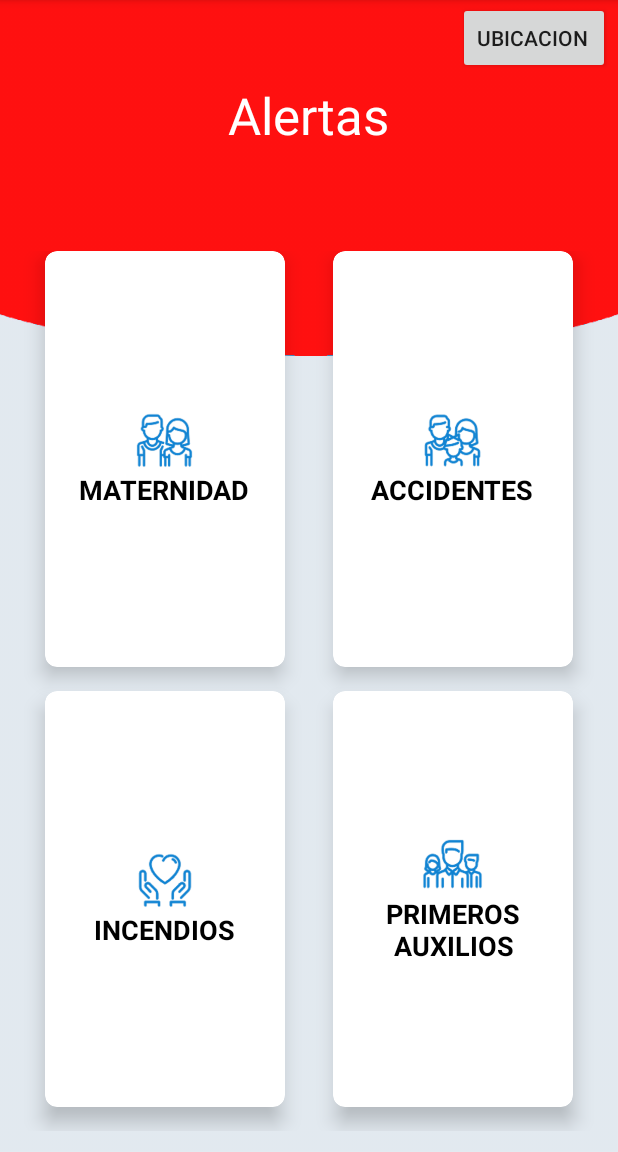
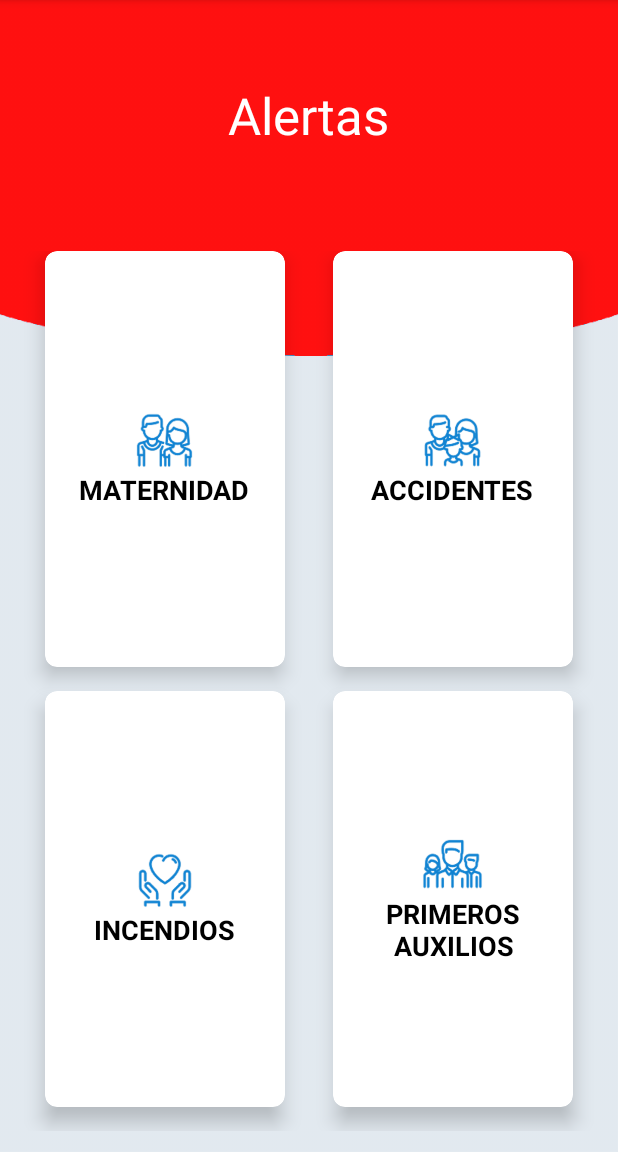
Before and after one commit to wWGonzalez/Bombero, an Android app: the MainActivity screen opened directly, with no data from a screen before it, on a phone screen of 412 x 824 dp, the part 84-1236 px from its top. Run offline under Robolectric (Android 15) with nearby library versions, the phone set to English and light mode, and no system bars; 1 statement that could not run was skipped.

Commit message:
Limpeza
boton de ubicacion borrado
Creacion de botones y boton atras

```diff
--- a/app/src/main/AndroidManifest.xml
+++ b/app/src/main/AndroidManifest.xml
@@ -22,7 +22,8 @@
                 <category android:name="android.intent.category.LAUNCHER" />
             </intent-filter>
         </activity>
-        <activity android:name=".interfaces.BuscarPersona" />
+        <activity android:name=".interfaces.BuscarPersona"
+            android:parentActivityName=".interfaces.MainActivity"></activity>
         <activity android:name=".interfaces.crearRegistro" />
         <activity android:name=".interfaces.MenuEmergente"></activity>
     </application>
--- a/app/src/main/java/com/example/wer/appclient/interfaces/BuscarPersona.java
+++ b/app/src/main/java/com/example/wer/appclient/interfaces/BuscarPersona.java
@@ -13,6 +13,7 @@ import android.location.LocationProvider;
 import android.os.AsyncTask;
 import android.provider.Settings;
 import android.support.v4.app.ActivityCompat;
+import android.support.v7.app.ActionBar;
 import android.support.v7.app.AppCompatActivity;
 import android.os.Bundle;
 import android.util.Log;
@@ -44,6 +45,7 @@ public class BuscarPersona extends AppCompatActivity {
         setContentView(R.layout.activity_buscar_persona);
         inicializar();
         //Barra Hacia atras
+        getSupportActionBar().setTitle("BuscarPersona");
         getSupportActionBar().setDisplayHomeAsUpEnabled(true);
     }
     public void inicializar(){
--- a/app/src/main/res/layout/activity_main.xml
+++ b/app/src/main/res/layout/activity_main.xml
@@ -16,7 +16,7 @@
         android:text="Usuario: "
         app:layout_constraintEnd_toStartOf="@+id/txtUSer"
         app:layout_constraintStart_toStartOf="parent"
-        app:layout_constraintTop_toTopOf="parent" />
+        app:layout_constraintTop_toTopOf="parent"/>
     <TextView
         android:id="@+id/txtUSer"
         android:layout_width="wrap_content"
@@ -27,17 +27,7 @@
         android:text="TextView"
         app:layout_constraintStart_toEndOf="@+id/textView2"
         app:layout_constraintTop_toTopOf="parent" />
-    <Button
-        android:id="@+id/button2"
-        android:layout_width="wrap_content"
-        android:layout_height="wrap_content"
-        android:layout_marginEnd="5dp"
-        android:layout_marginStart="5dp"
-        android:layout_marginTop="1dp"
-        android:onClick="btn_buscarPersona"
-        android:text="Ubicacion "
-        app:layout_constraintEnd_toEndOf="parent"
-        app:layout_constraintTop_toTopOf="parent" />
+
     <LinearLayout
         android:orientation="vertical"
         android:background="@drawable/bg"
--- a/app/src/main/res/menu/menu_activity.xml
+++ b/app/src/main/res/menu/menu_activity.xml
@@ -3,9 +3,33 @@
     xmlns:app="http://schemas.android.com/apk/res-auto"
     xmlns:tools="http://schemas.android.com/tools" tools:context=".MainActivity">
 
-    <item android:id="@+id/action_settings"
-        android:title="@string/action_settings"
+    <item android:id="@+id/action_alertas"
+        android:title="@string/registro_de_alertas"
         android:orderInCategory="100"
         app:showAsAction="never" />
 
+    <item android:id="@+id/action_pagina_web"
+        android:title="@string/pagina_web"
+        android:orderInCategory="100"
+        app:showAsAction="never" />
+
+    <item android:id="@+id/action_historia"
+        android:title="@string/historia"
+        android:orderInCategory="100"
+        app:showAsAction="never" />
+
+    <item android:id="@+id/action_quienes_somos"
+        android:title="@string/quienes_somos"
+        android:orderInCategory="100"
+        app:showAsAction="never" />
+
+    <item android:id="@+id/action_desarrolladores"
+        android:title="@string/desarrolladores"
+        android:orderInCategory="100"
+        app:showAsAction="never" />
+
+    <item android:id="@+id/action_salir"
+        android:title="@string/salir"
+        android:orderInCategory="200"
+        app:showAsAction="never" />
 </menu>
--- a/app/src/main/res/values/strings.xml
+++ b/app/src/main/res/values/strings.xml
@@ -10,6 +10,11 @@
     </string-array>
 
     <string name="button_send">Send</string>
-    <string name="action_settings">Settings</string>
+    <string name="pagina_web">Pagina Web</string>
+    <string name="historia">Historia</string>
+    <string name="quienes_somos">Quienes Somos</string>
+    <string name="desarrolladores">Desarrolladores</string>
+    <string name="registro_de_alertas">Alertas Enviadas</string>
+    <string name="salir">Salir</string>
 
 </resources>
```
Also changed, not shown: app/src/main/java/com/example/wer/appclient/interfaces/MainActivity.java (+33 -0 lines).
